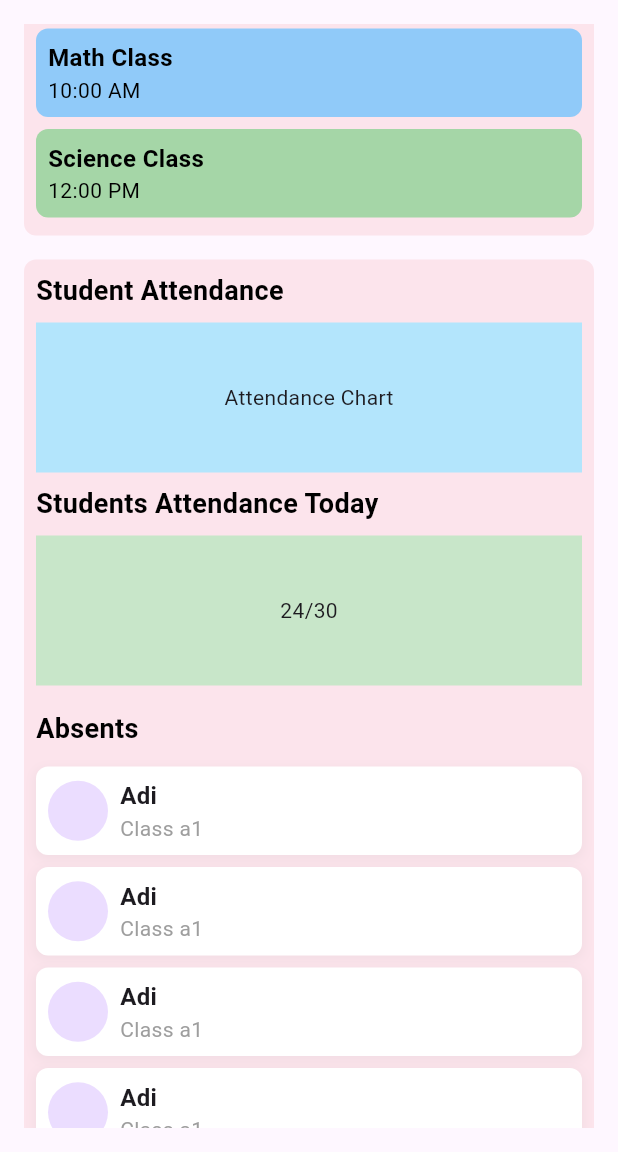
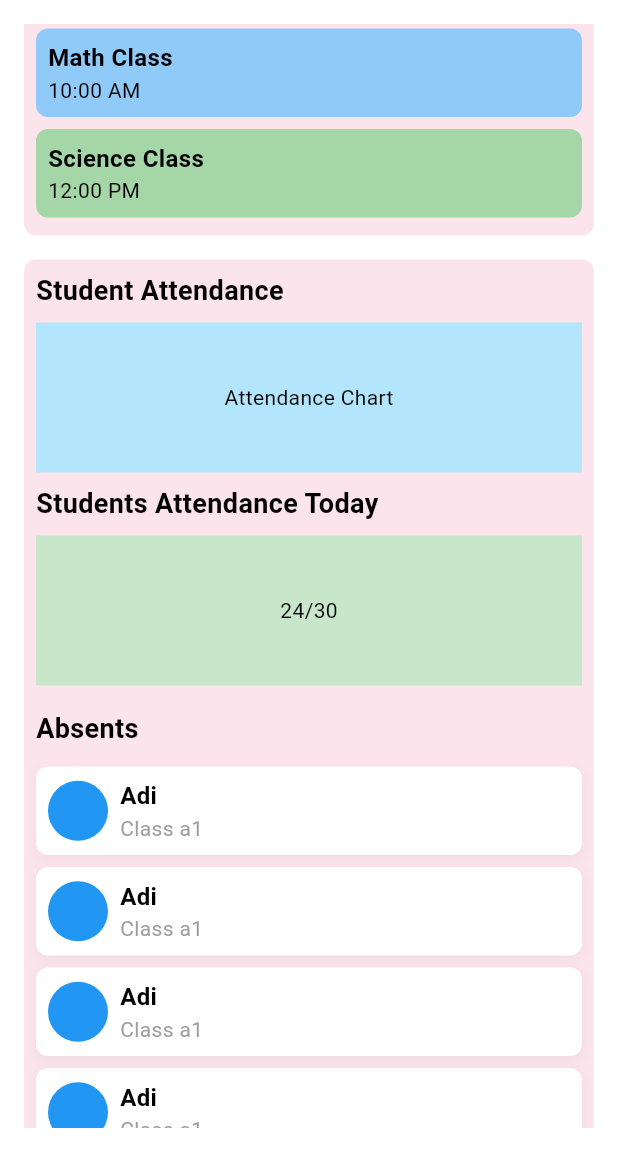
Before and after one commit to tivy09/the_kiddie_app_flutter, a Flutter app: the screen it shows after launch, scrolled down 576 dp, on a phone screen of 412 x 824 dp, the part 84-1236 px from its top. Run offline on Flutter 3.47's test engine with Material 3 defaults, Android fonts, the light colour scheme and no system bars; our stand-ins replace badges, stacked, stacked_services, stacked_shared, table_calendar.

Commit message:
Change default background color

```diff
--- a/lib/main.dart
+++ b/lib/main.dart
@@ -16,9 +16,16 @@ class MyApp extends StatelessWidget {
   Widget build(BuildContext context) {
     return MaterialApp(
       title: 'Flutter Demo',
+      // theme: ThemeData(
+      //   colorScheme: ColorScheme.fromSeed(seedColor: Colors.deepPurple),
+      //   useMaterial3: true,
+      // ),
       theme: ThemeData(
-        colorScheme: ColorScheme.fromSeed(seedColor: Colors.deepPurple),
-        useMaterial3: true,
+        scaffoldBackgroundColor: Colors.white,
+        colorScheme: ColorScheme.fromSwatch(primarySwatch: Colors.blue)
+            .copyWith(
+                background: Colors
+                    .white), // Optional: Set background color for other widgets
       ),
       navigatorKey: StackedService.navigatorKey,
       onGenerateRoute: StackedRouter().onGenerateRoute,
```
